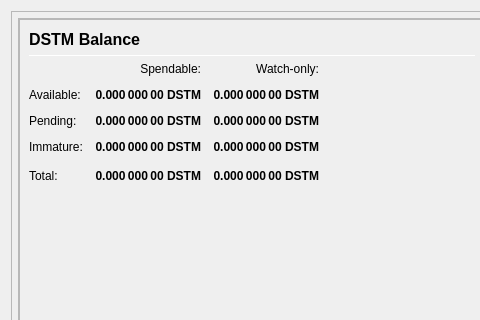
Above: src/qt/forms/overviewpage.ui from camenlx/dystem-core before the change; both pictures show x 0 to 480 and y 0 to 320 of the 978 by 841 pixel window. Below: the same form after it.
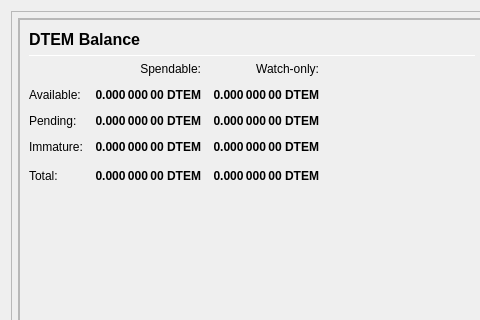
That is the form after the change.

Diff of the .ui file:
```diff
--- a/src/qt/forms/overviewpage.ui
+++ b/src/qt/forms/overviewpage.ui
@@ -171,7 +171,7 @@
                           </font>
                          </property>
                          <property name="text">
-                          <string>DSTM Balance</string>
+                          <string>DTEM Balance</string>
                          </property>
                         </widget>
                        </item>
@@ -256,7 +256,7 @@
                           <string>Your current spendable balance</string>
                          </property>
                          <property name="text">
-                          <string notr="true">0.000 000 00 DSTM</string>
+                          <string notr="true">0.000 000 00 DTEM</string>
                          </property>
                          <property name="alignment">
                           <set>Qt::AlignRight|Qt::AlignTrailing|Qt::AlignVCenter</set>
@@ -281,7 +281,7 @@
                           <string>Your current balance in watch-only addresses</string>
                          </property>
                          <property name="text">
-                          <string notr="true">0.000 000 00 DSTM</string>
+                          <string notr="true">0.000 000 00 DTEM</string>
                          </property>
                          <property name="alignment">
                           <set>Qt::AlignRight|Qt::AlignTrailing|Qt::AlignVCenter</set>
@@ -313,7 +313,7 @@
                           <string>Total of transactions that have yet to be confirmed, and do not yet count toward the spendable balance</string>
                          </property>
                          <property name="text">
-                          <string notr="true">0.000 000 00 DSTM</string>
+                          <string notr="true">0.000 000 00 DTEM</string>
                          </property>
                          <property name="alignment">
                           <set>Qt::AlignRight|Qt::AlignTrailing|Qt::AlignVCenter</set>
@@ -338,7 +338,7 @@
                           <string>Unconfirmed transactions to watch-only addresses</string>
                          </property>
                          <property name="text">
-                          <string notr="true">0.000 000 00 DSTM</string>
+                          <string notr="true">0.000 000 00 DTEM</string>
                          </property>
                          <property name="alignment">
                           <set>Qt::AlignRight|Qt::AlignTrailing|Qt::AlignVCenter</set>
@@ -370,7 +370,7 @@
                           <string>Staked or masternode rewards that has not yet matured</string>
                          </property>
                          <property name="text">
-                          <string notr="true">0.000 000 00 DSTM</string>
+                          <string notr="true">0.000 000 00 DTEM</string>
                          </property>
                          <property name="alignment">
                           <set>Qt::AlignRight|Qt::AlignTrailing|Qt::AlignVCenter</set>
@@ -395,7 +395,7 @@
                           <string>Staked or masternode rewards in watch-only addresses that has not yet matured</string>
                          </property>
                          <property name="text">
-                          <string notr="true">0.000 000 00 DSTM</string>
+                          <string notr="true">0.000 000 00 DTEM</string>
                          </property>
                          <property name="alignment">
                           <set>Qt::AlignRight|Qt::AlignTrailing|Qt::AlignVCenter</set>
@@ -430,7 +430,7 @@
                           <string>Your current DYSTEM balance, unconfirmed and immature transactions included</string>
                          </property>
                          <property name="text">
-                          <string notr="true">0.000 000 00 DSTM</string>
+                          <string notr="true">0.000 000 00 DTEM</string>
                          </property>
                          <property name="alignment">
                           <set>Qt::AlignRight|Qt::AlignTrailing|Qt::AlignVCenter</set>
@@ -455,7 +455,7 @@
                           <string>Current total balance in watch-only addresses</string>
                          </property>
                          <property name="text">
-                          <string notr="true">0.000 000 00 DSTM</string>
+                          <string notr="true">0.000 000 00 DTEM</string>
                          </property>
                          <property name="alignment">
                           <set>Qt::AlignRight|Qt::AlignTrailing|Qt::AlignVCenter</set>
```
